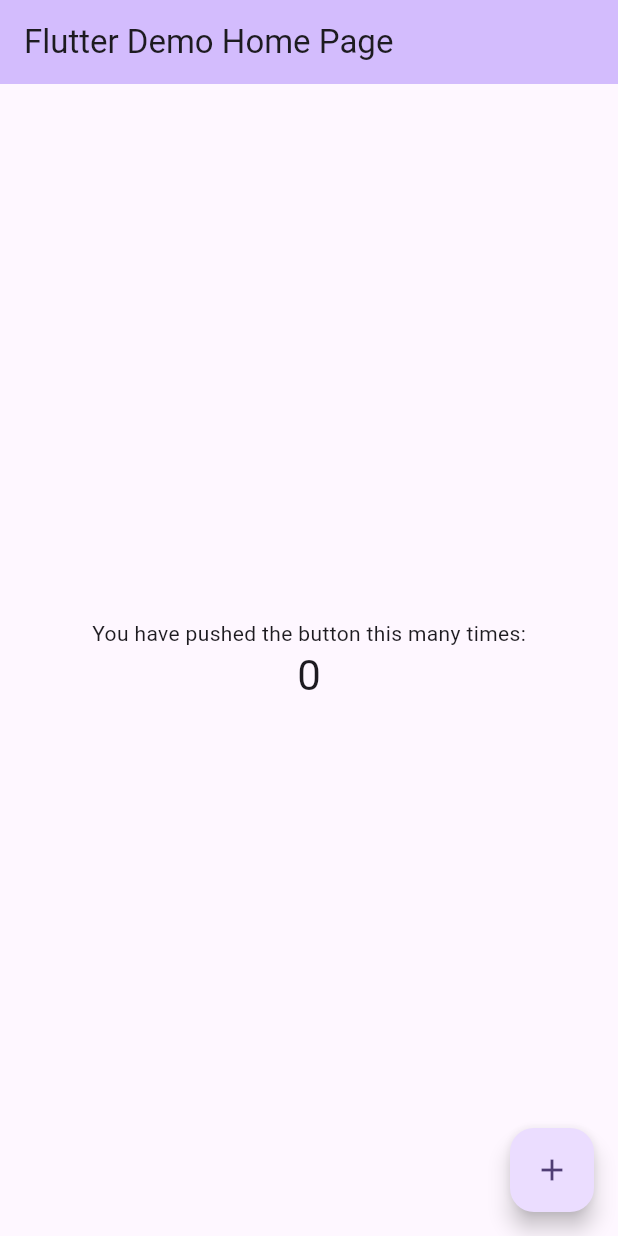
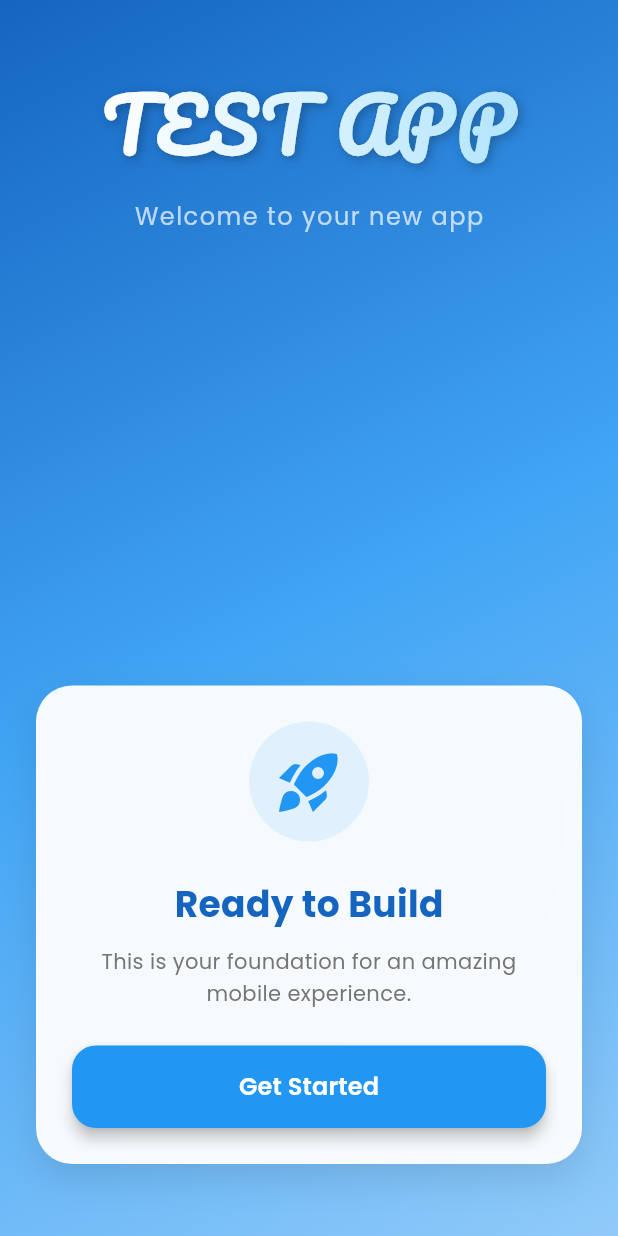
Before and after one commit to AlihanSDev/sportsense-ai, a Flutter app: the screen it shows after launch, on a phone screen of 412 x 824 dp. Run offline on Flutter 3.47's test engine with Material 3 defaults, Android fonts, the light colour scheme and no system bars; our stand-ins replace google_fonts.

Commit message:
Update: TestApp with blue gradient UI, fixed tests, run scripts

```diff
--- a/lib/main.dart
+++ b/lib/main.dart
@@ -1,121 +1,175 @@
 import 'package:flutter/material.dart';
+import 'package:google_fonts/google_fonts.dart';
 
 void main() {
-  runApp(const MyApp());
+  runApp(const TestApp());
 }
 
-class MyApp extends StatelessWidget {
-  const MyApp({super.key});
+class TestApp extends StatelessWidget {
+  const TestApp({super.key});
 
-  // This widget is the root of your application.
   @override
   Widget build(BuildContext context) {
     return MaterialApp(
-      title: 'Flutter Demo',
+      title: 'TEST APP',
+      debugShowCheckedModeBanner: false,
       theme: ThemeData(
-        // This is the theme of your application.
-        //
-        // TRY THIS: Try running your application with "flutter run". You'll see
-        // the application has a purple toolbar. Then, without quitting the app,
-        // try changing the seedColor in the colorScheme below to Colors.green
-        // and then invoke "hot reload" (save your changes or press the "hot
-        // reload" button in a Flutter-supported IDE, or press "r" if you used
-        // the command line to start the app).
-        //
-        // Notice that the counter didn't reset back to zero; the application
-        // state is not lost during the reload. To reset the state, use hot
-        // restart instead.
-        //
-        // This works for code too, not just values: Most code changes can be
-        // tested with just a hot reload.
-        colorScheme: .fromSeed(seedColor: Colors.deepPurple),
+        colorScheme: ColorScheme.fromSeed(
+          seedColor: const Color(0xFF2196F3),
+          brightness: Brightness.light,
         ),
-      home: const MyHomePage(title: 'Flutter Demo Home Page'),
+        textTheme: GoogleFonts.poppinsTextTheme(),
+        useMaterial3: true,
+      ),
+      home: const HomePage(),
     );
   }
 }
 
-class MyHomePage extends StatefulWidget {
-  const MyHomePage({super.key, required this.title});
-
-  // This widget is the home page of your application. It is stateful, meaning
-  // that it has a State object (defined below) that contains fields that affect
-  // how it looks.
-
-  // This class is the configuration for the state. It holds the values (in this
-  // case the title) provided by the parent (in this case the App widget) and
-  // used by the build method of the State. Fields in a Widget subclass are
-  // always marked "final".
-
-  final String title;
-
-  @override
-  State<MyHomePage> createState() => _MyHomePageState();
-}
-
-class _MyHomePageState extends State<MyHomePage> {
-  int _counter = 0;
-
-  void _incrementCounter() {
-    setState(() {
-      // This call to setState tells the Flutter framework that something has
-      // changed in this State, which causes it to rerun the build method below
-      // so that the display can reflect the updated values. If we changed
-      // _counter without calling setState(), then the build method would not be
-      // called again, and so nothing would appear to happen.
-      _counter++;
-    });
-  }
+class HomePage extends StatelessWidget {
+  const HomePage({super.key});
 
   @override
   Widget build(BuildContext context) {
-    // This method is rerun every time setState is called, for instance as done
-    // by the _incrementCounter method above.
-    //
-    // The Flutter framework has been optimized to make rerunning build methods
-    // fast, so that you can just rebuild anything that needs updating rather
-    // than having to individually change instances of widgets.
     return Scaffold(
-      appBar: AppBar(
-        // TRY THIS: Try changing the color here to a specific color (to
-        // Colors.amber, perhaps?) and trigger a hot reload to see the AppBar
-        // change color while the other colors stay the same.
-        backgroundColor: Theme.of(context).colorScheme.inversePrimary,
-        // Here we take the value from the MyHomePage object that was created by
-        // the App.build method, and use it to set our appbar title.
-        title: Text(widget.title),
+      body: Container(
+        decoration: const BoxDecoration(
+          gradient: LinearGradient(
+            begin: Alignment.topLeft,
+            end: Alignment.bottomRight,
+            colors: [
+              Color(0xFF1565C0),
+              Color(0xFF42A5F5),
+              Color(0xFF90CAF9),
+            ],
           ),
-      body: Center(
-        // Center is a layout widget. It takes a single child and positions it
-        // in the middle of the parent.
+        ),
+        child: SafeArea(
           child: Column(
-          // Column is also a layout widget. It takes a list of children and
-          // arranges them vertically. By default, it sizes itself to fit its
-          // children horizontally, and tries to be as tall as its parent.
-          //
-          // Column has various properties to control how it sizes itself and
-          // how it positions its children. Here we use mainAxisAlignment to
-          // center the children vertically; the main axis here is the vertical
-          // axis because Columns are vertical (the cross axis would be
-          // horizontal).
-          //
-          // TRY THIS: Invoke "debug painting" (choose the "Toggle Debug Paint"
-          // action in the IDE, or press "p" in the console), to see the
-          // wireframe for each widget.
-          mainAxisAlignment: .center,
             children: [
-            const Text('You have pushed the button this many times:'),
-            Text(
-              '$_counter',
-              style: Theme.of(context).textTheme.headlineMedium,
+              const SizedBox(height: 48),
+              // Header with beautiful text
+              ShaderMask(
+                shaderCallback: (bounds) => const LinearGradient(
+                  colors: [Colors.white, Color(0xFFB3E5FC)],
+                ).createShader(bounds),
+                child: Text(
+                  'TEST APP',
+                  style: GoogleFonts.pacifico(
+                    fontSize: 48,
+                    fontWeight: FontWeight.bold,
+                    color: Colors.white,
+                    letterSpacing: 2,
+                    shadows: [
+                      Shadow(
+                        color: Colors.black26,
+                        offset: const Offset(2, 2),
+                        blurRadius: 8,
                       ),
                     ],
                   ),
                 ),
-      floatingActionButton: FloatingActionButton(
-        onPressed: _incrementCounter,
-        tooltip: 'Increment',
-        child: const Icon(Icons.add),
+              ),
+              const SizedBox(height: 16),
+              Text(
+                'Welcome to your new app',
+                style: GoogleFonts.poppins(
+                  fontSize: 16,
+                  color: Colors.white70,
+                  letterSpacing: 1,
+                ),
+              ),
+              const Spacer(),
+              // Content card
+              Container(
+                margin: const EdgeInsets.all(24),
+                padding: const EdgeInsets.all(24),
+                decoration: BoxDecoration(
+                  color: Colors.white.withOpacity(0.95),
+                  borderRadius: BorderRadius.circular(24),
+                  boxShadow: [
+                    BoxShadow(
+                      color: Colors.black.withOpacity(0.1),
+                      blurRadius: 20,
+                      offset: const Offset(0, 10),
+                    ),
+                  ],
+                ),
+                child: Column(
+                  mainAxisSize: MainAxisSize.min,
+                  children: [
+                    Container(
+                      padding: const EdgeInsets.all(16),
+                      decoration: BoxDecoration(
+                        color: const Color(0xFF2196F3).withOpacity(0.1),
+                        shape: BoxShape.circle,
+                      ),
+                      child: const Icon(
+                        Icons.rocket_launch,
+                        size: 48,
+                        color: Color(0xFF2196F3),
+                      ),
+                    ),
+                    const SizedBox(height: 24),
+                    Text(
+                      'Ready to Build',
+                      style: GoogleFonts.poppins(
+                        fontSize: 24,
+                        fontWeight: FontWeight.bold,
+                        color: const Color(0xFF1565C0),
+                      ),
+                    ),
+                    const SizedBox(height: 12),
+                    Text(
+                      'This is your foundation for an amazing mobile experience.',
+                      textAlign: TextAlign.center,
+                      style: GoogleFonts.poppins(
+                        fontSize: 14,
+                        color: Colors.grey[600],
+                        height: 1.5,
+                      ),
+                    ),
+                    const SizedBox(height: 24),
+                    SizedBox(
+                      width: double.infinity,
+                      child: ElevatedButton(
+                        onPressed: () {
+                          ScaffoldMessenger.of(context).showSnackBar(
+                            SnackBar(
+                              content: const Text('Button pressed! 🚀'),
+                              backgroundColor: const Color(0xFF2196F3),
+                              behavior: SnackBarBehavior.floating,
+                              shape: RoundedRectangleBorder(
+                                borderRadius: BorderRadius.circular(12),
+                              ),
+                            ),
+                          );
+                        },
+                        style: ElevatedButton.styleFrom(
+                          backgroundColor: const Color(0xFF2196F3),
+                          foregroundColor: Colors.white,
+                          padding: const EdgeInsets.symmetric(vertical: 16),
+                          shape: RoundedRectangleBorder(
+                            borderRadius: BorderRadius.circular(16),
+                          ),
+                          elevation: 4,
+                        ),
+                        child: Text(
+                          'Get Started',
+                          style: GoogleFonts.poppins(
+                            fontSize: 16,
+                            fontWeight: FontWeight.w600,
+                          ),
+                        ),
+                      ),
+                    ),
+                  ],
+                ),
+              ),
+              const SizedBox(height: 24),
+            ],
+          ),
+        ),
       ),
     );
   }
--- a/pubspec.yaml
+++ b/pubspec.yaml
@@ -34,6 +34,7 @@ dependencies:
   # The following adds the Cupertino Icons font to your application.
   # Use with the CupertinoIcons class for iOS style icons.
   cupertino_icons: ^1.0.8
+  google_fonts: ^6.2.1
 
 dev_dependencies:
   flutter_test:
```
Also changed, not shown: pubspec.lock, 5 other files. Lines whose indentation alone changed are shown as unchanged.
